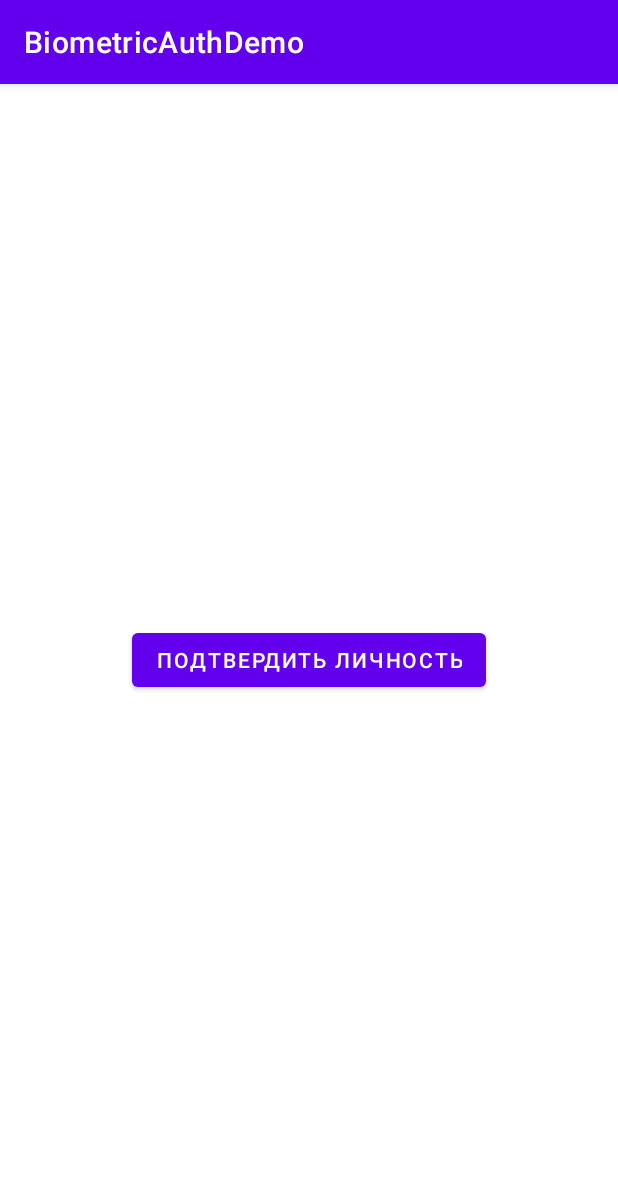
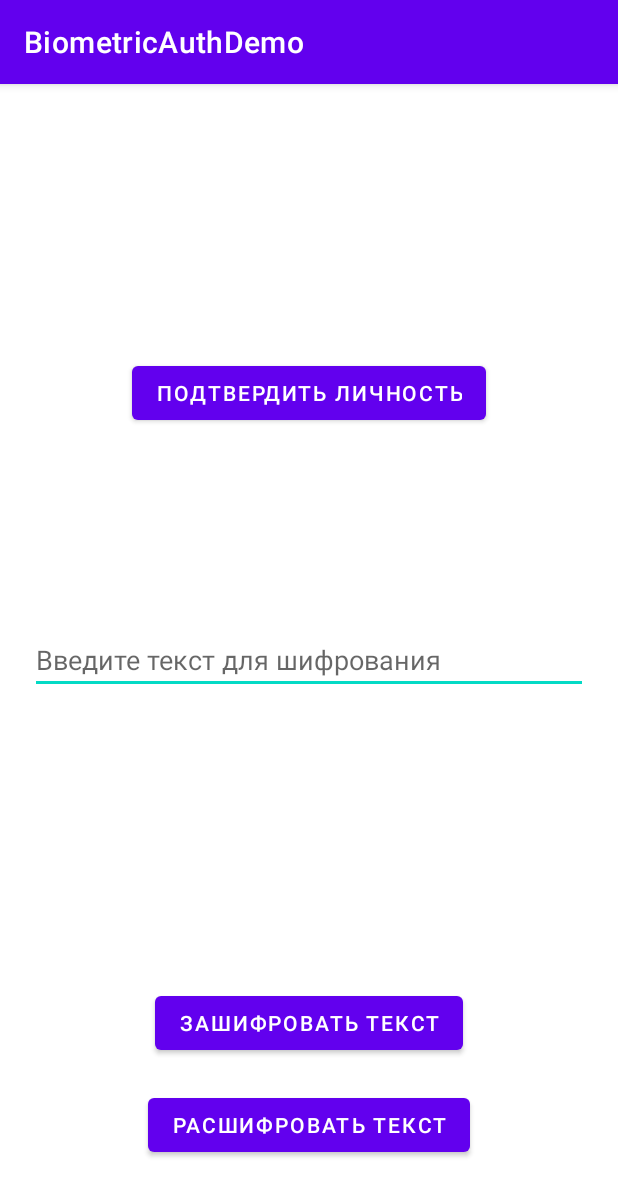
Before and after one commit to kirillNay/BiometricAuth, an Android app: the screen it shows after launch (MainActivity), on a phone screen of 412 x 824 dp. Shown: the top 1196 px of the screen. Run offline under Robolectric (Android 15) with nearby library versions, the phone set to English and light mode, and no system bars.

Commit message:
Update main activity layout for demo app

```diff
--- a/app/src/main/res/layout/activity_main.xml
+++ b/app/src/main/res/layout/activity_main.xml
@@ -23,10 +23,42 @@
         android:id="@+id/authenticateButton"
         android:layout_width="wrap_content"
         android:layout_height="wrap_content"
+        android:layout_marginTop="50dp"
         android:text="@string/authenticate_button"
+        app:layout_constraintBottom_toTopOf="@+id/editText"
+        app:layout_constraintEnd_toEndOf="parent"
+        app:layout_constraintStart_toStartOf="parent"
+        app:layout_constraintTop_toTopOf="parent" />
+
+    <EditText
+        android:id="@+id/editText"
+        android:layout_width="match_parent"
+        android:layout_height="wrap_content"
+        android:layout_marginHorizontal="20dp"
+        android:hint="@string/encryption_text_hint"
         app:layout_constraintBottom_toBottomOf="parent"
         app:layout_constraintEnd_toEndOf="parent"
         app:layout_constraintStart_toStartOf="parent"
-        app:layout_constraintTop_toTopOf="parent"/>
+        app:layout_constraintTop_toTopOf="parent" />
+
+    <Button
+        android:id="@+id/encryptButton"
+        android:layout_width="wrap_content"
+        android:layout_height="wrap_content"
+        android:layout_marginBottom="20dp"
+        android:text="@string/encrypt_button"
+        app:layout_constraintBottom_toTopOf="@+id/decryptButton"
+        app:layout_constraintEnd_toEndOf="parent"
+        app:layout_constraintStart_toStartOf="parent" />
+
+    <Button
+        android:id="@+id/decryptButton"
+        android:layout_width="wrap_content"
+        android:layout_height="wrap_content"
+        android:layout_marginBottom="50dp"
+        android:text="@string/decrypt_button"
+        app:layout_constraintBottom_toBottomOf="parent"
+        app:layout_constraintEnd_toEndOf="parent"
+        app:layout_constraintStart_toStartOf="parent" />
 
 </androidx.constraintlayout.widget.ConstraintLayout>
--- a/app/src/main/res/values/strings.xml
+++ b/app/src/main/res/values/strings.xml
@@ -1,5 +1,8 @@
 <resources>
     <string name="app_name">BiometricAuthDemo</string>
     <string name="authenticate_button">Подтвердить личность</string>
+    <string name="encrypt_button">Зашифровать текст</string>
+    <string name="decrypt_button">Расшифровать текст</string>
+    <string name="encryption_text_hint">Введите текст для шифрования</string>
     <string name="biometric_unavailable">Биометрия недоступна!</string>
 </resources>
```
